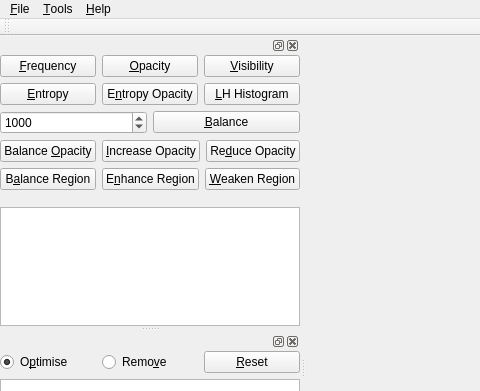
The window that VolumeRenderer/mainwindow.ui (luosz/volume-visualiser) describes before a commit, drawn with Qt 5; both pictures show x 0 to 480 and y 0 to 391 of the 1210 by 720 pixel window.
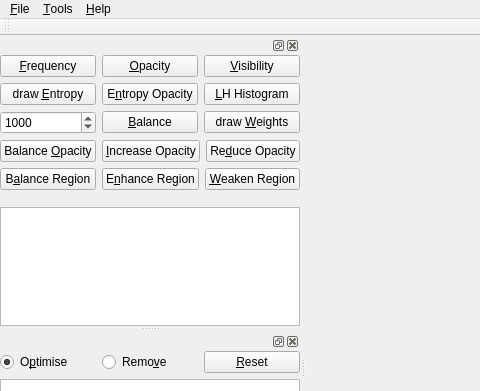
The same window after the commit.

Commit message: add draw weights and update voreen scripts

What changed in the file:
```diff
--- a/VolumeRenderer/mainwindow.ui
+++ b/VolumeRenderer/mainwindow.ui
@@ -144,6 +144,9 @@
       <layout class="QVBoxLayout" name="verticalLayout_3">
        <item>
         <layout class="QVBoxLayout" name="verticalLayout_4">
+         <property name="leftMargin">
+          <number>0</number>
+         </property>
          <property name="topMargin">
           <number>0</number>
          </property>
@@ -192,7 +195,7 @@
            <item>
             <widget class="QPushButton" name="entropyButton">
              <property name="text">
-              <string>&amp;Entropy</string>
+              <string>draw &amp;Entropy</string>
              </property>
             </widget>
            </item>
@@ -237,6 +240,13 @@
              </property>
             </widget>
            </item>
+           <item>
+            <widget class="QPushButton" name="drawWeightButton">
+             <property name="text">
+              <string>draw &amp;Weights</string>
+             </property>
+            </widget>
+           </item>
           </layout>
          </item>
          <item>
```
Left out of the diff: 6 changed lines with no effect on the pictures. The commit also changes 16 other files.
